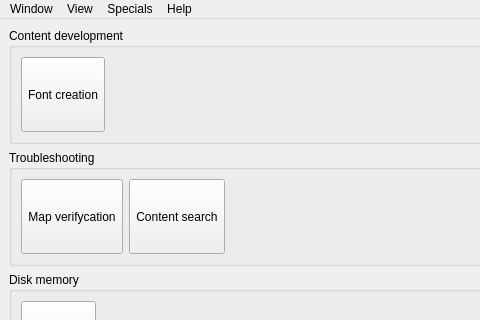
The window that OTModules/OTGeneric/wstart.ui (pietr26/OMSI-Tools) describes before a commit, drawn with Qt 5; both pictures show x 0 to 480 and y 0 to 320 of the 994 by 758 pixel window.
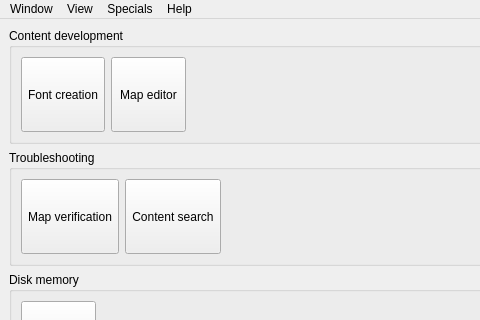
The same window after the commit. Icons and pictures are not drawn.

Commit message: Global rename: Verifycation -> Verification

What changed in the file:
```diff
--- a/OTModules/OTGeneric/wstart.ui
+++ b/OTModules/OTGeneric/wstart.ui
@@ -87,6 +87,50 @@
          </property>
         </widget>
        </item>
+       <item>
+        <widget class="QToolButton" name="tbnMaps">
+         <property name="minimumSize">
+          <size>
+           <width>75</width>
+           <height>75</height>
+          </size>
+         </property>
+         <property name="baseSize">
+          <size>
+           <width>1</width>
+           <height>1</height>
+          </size>
+         </property>
+         <property name="autoFillBackground">
+          <bool>false</bool>
+         </property>
+         <property name="text">
+          <string>Map editor</string>
+         </property>
+         <property name="icon">
+          <iconset resource="../../ressources.qrc">
+           <normaloff>:/rec/data/icons/iconMap.svg</normaloff>:/rec/data/icons/iconMap.svg</iconset>
+         </property>
+         <property name="iconSize">
+          <size>
+           <width>25</width>
+           <height>25</height>
+          </size>
+         </property>
+         <property name="checkable">
+          <bool>false</bool>
+         </property>
+         <property name="popupMode">
+          <enum>QToolButton::DelayedPopup</enum>
+         </property>
+         <property name="toolButtonStyle">
+          <enum>Qt::ToolButtonTextUnderIcon</enum>
+         </property>
+         <property name="autoRaise">
+          <bool>false</bool>
+         </property>
+        </widget>
+       </item>
        <item>
         <spacer name="horizontalSpacer_2">
          <property name="orientation">
@@ -136,7 +180,7 @@
           <bool>false</bool>
          </property>
          <property name="text">
-          <string>Map verifycation</string>
+          <string>Map verification</string>
          </property>
          <property name="icon">
           <iconset resource="../../ressources.qrc">
```
Left out of the diff: 4 changed lines with no effect on the pictures. The commit also changes 14 other files.
